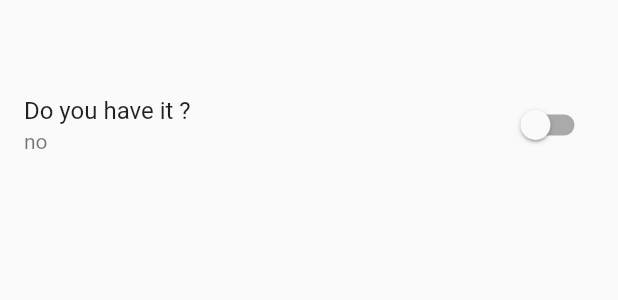
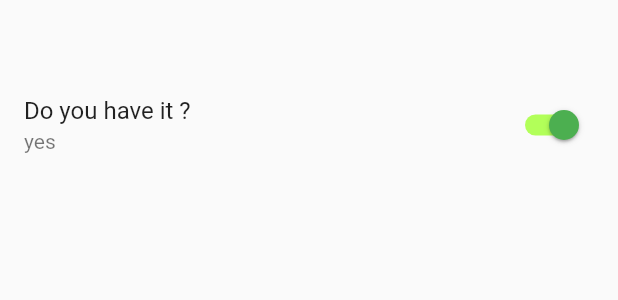
Before and after one commit to IPreferWater/gta_flutter, a Flutter app: the ItemPanel widget shown alone on an empty page, opened directly with empty values, after a tap on "Do you have it ?", on a phone screen of 412 x 824 dp. Shown: the part 451-751 px from the top of the screen. Run offline on Flutter 3.47's test engine with Material 2 defaults, Android fonts, the phone set to English and light mode, and no system bars; our stand-ins replace bloc, equatable, flutter_bloc, sembast.

Commit message:
feat(itemPannel): update SwitchListTitle to use custom widget

```diff
--- a/lib/widget/item_pannel.dart
+++ b/lib/widget/item_pannel.dart
@@ -1,5 +1,7 @@
 import 'package:flutter/material.dart';
 import 'package:gta_flutter/model/item.dart';
+import 'package:gta_flutter/widget/switch_have.dart';
+
 
 class ItemPanel extends StatefulWidget{
 
@@ -34,18 +36,9 @@ class _ItemPanelState extends State<ItemPanel> {
       mainAxisAlignment: MainAxisAlignment.spaceEvenly,
       children: [
         _buildListParameterWidget(widget.item.parameters),
-        SwitchListTile (
-          title: Text("Do you have it ?"),
-          subtitle: Text(widget.item.have ? "yes":"no"),
-          value: widget.item.have,
-          onChanged: (value) {
-            widget.setHaveItem(widget.itemIndex, value);
-           /* setState(() {
-              widget.item.have = value;
-            });*/
-          },
-          activeTrackColor: Colors.lightGreenAccent,
-          activeColor: Colors.green,
+        SwitchHave(
+            onSwitch: (bool value)=> widget.setHaveItem(widget.itemIndex, value) ,
+            switchBool: widget.item.have
         ),
     Row(
     mainAxisSize: MainAxisSize.min,
```
